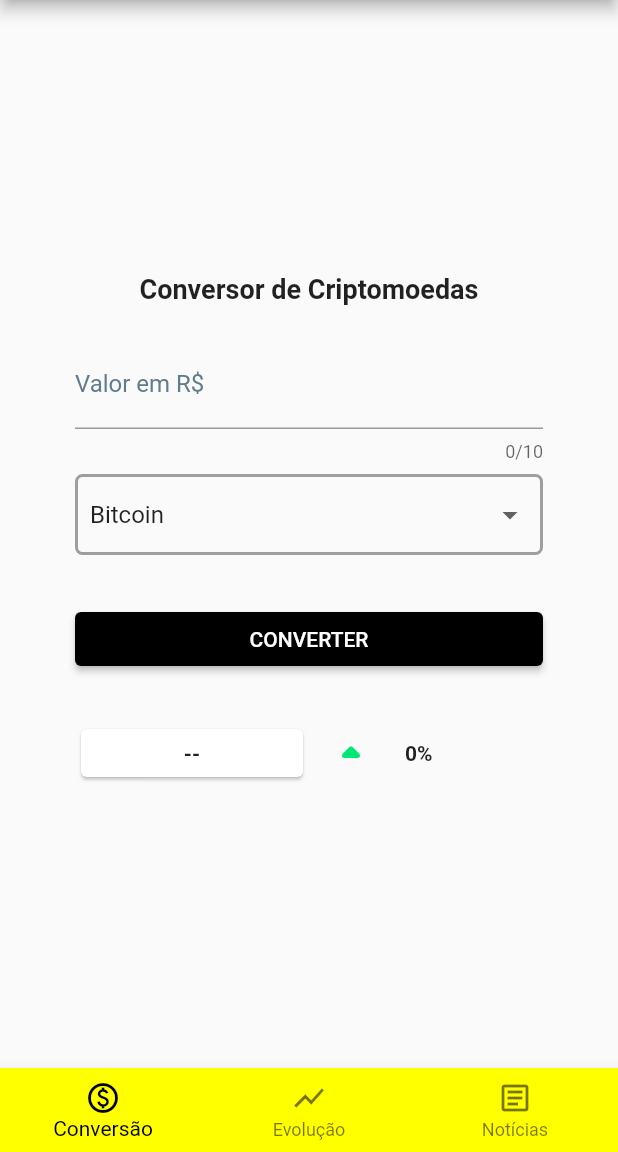
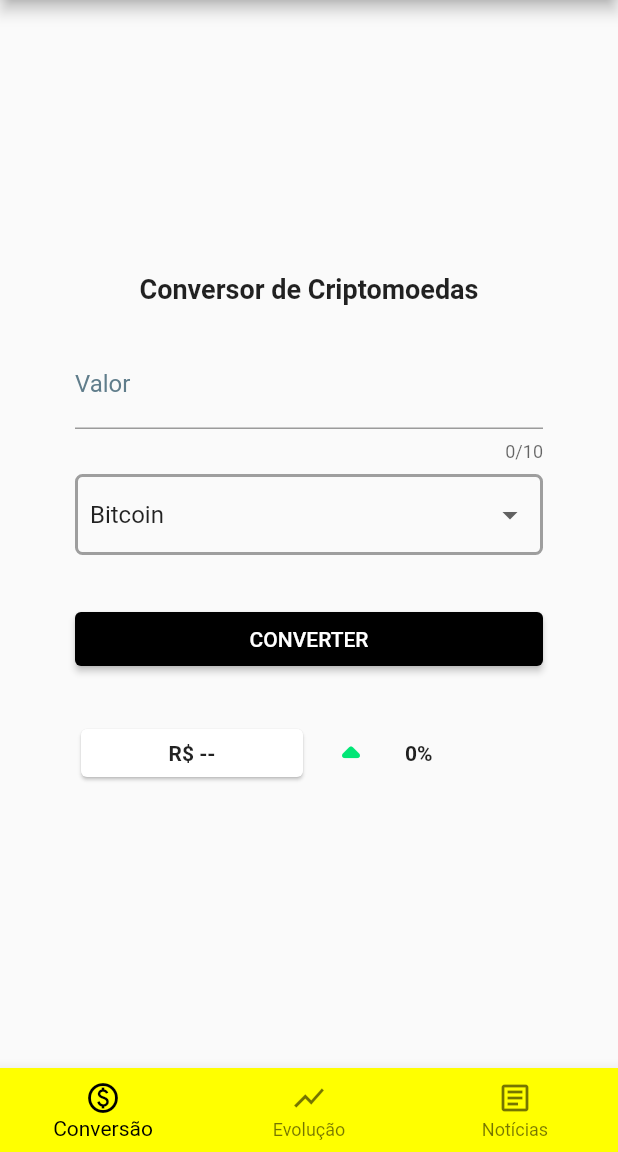
Before and after one commit to anacarolcortez/cryptonight-flutter, a Flutter app: the screen it shows after launch, on a phone screen of 412 x 824 dp, the part 84-1236 px from its top. Run offline on Flutter 3.47's test engine with Material 2 defaults, Android fonts, the light colour scheme and no system bars; network calls fail.

Commit message:
inversao da conversao

```diff
--- a/lib/ui/components/conversion_results.dart
+++ b/lib/ui/components/conversion_results.dart
@@ -18,7 +18,7 @@ class ConversionResults extends StatelessWidget {
               child: Padding(
                 padding: const EdgeInsets.all(8.0),
                 child: Text(
-                  convertedValue,
+                  'R\$ $convertedValue',
                   style: const TextStyle(
                     fontWeight: FontWeight.bold,
                   ),
--- a/lib/ui/views/conversion_widget.dart
+++ b/lib/ui/views/conversion_widget.dart
@@ -63,7 +63,7 @@ class _ConversionWidget extends State<ConversionWidget> {
             TextFormField(
               controller: _valueController,
               decoration: const InputDecoration(
-                labelText: 'Valor em R\$',
+                labelText: 'Valor',
                 labelStyle: TextStyle(
                   color: Colors.blueGrey,
                 ),
```
